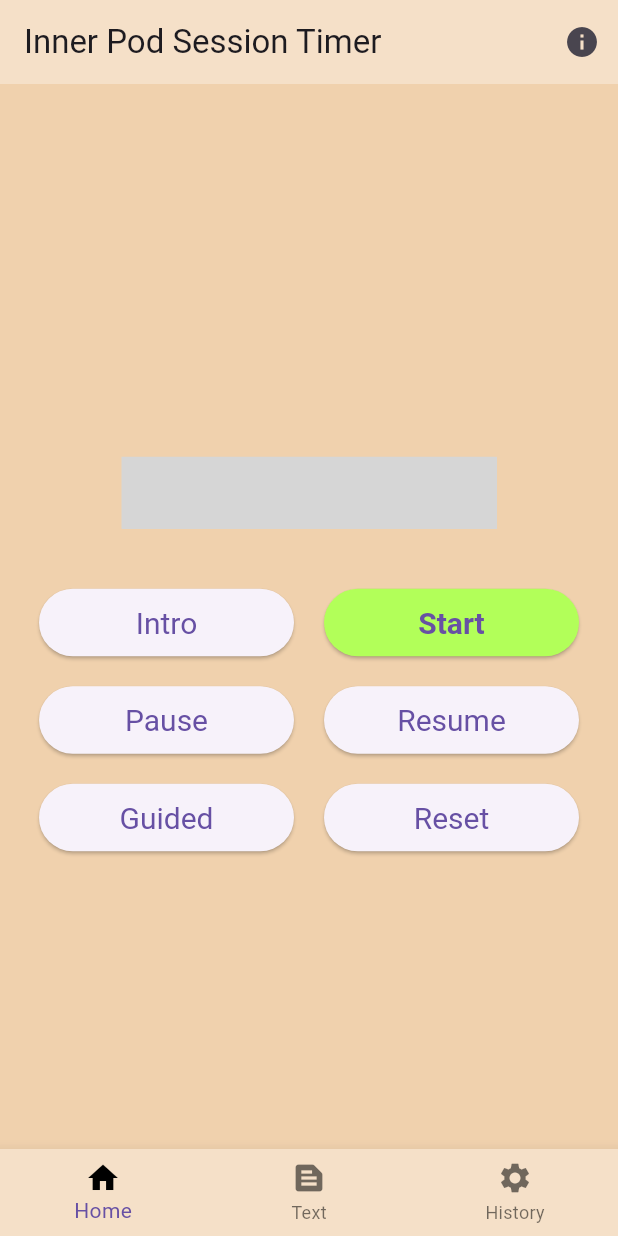
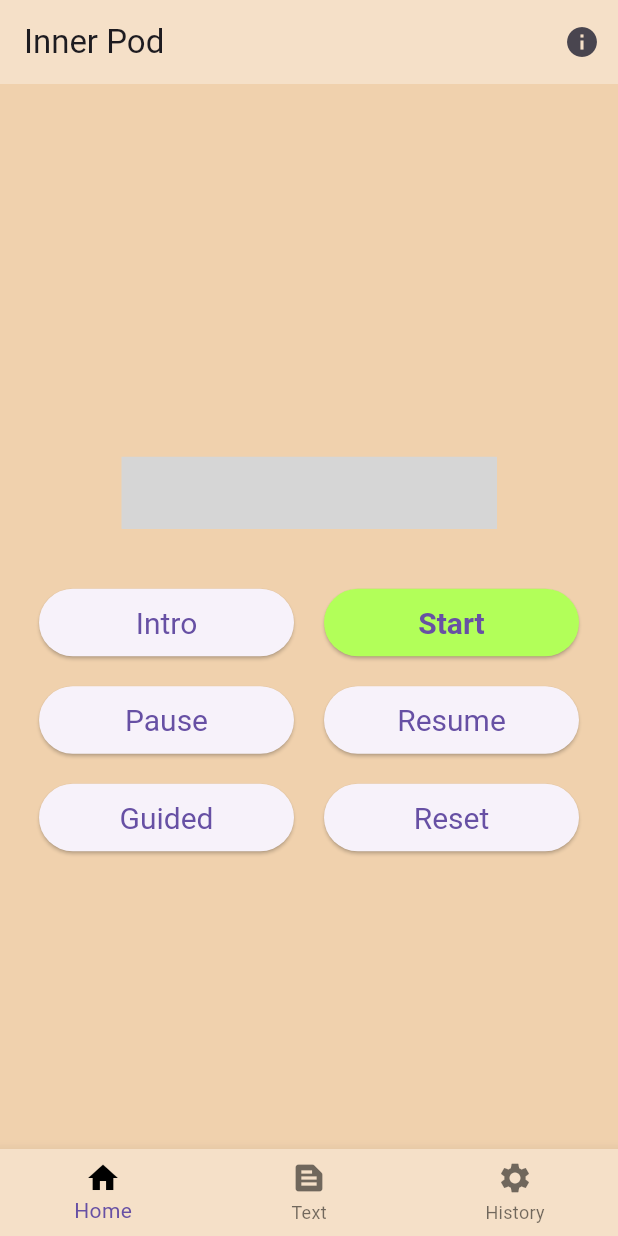
Before and after one commit to gjwgit/innerpod, a Flutter app: the screen it shows after launch, on a phone screen of 412 x 824 dp. Run offline on Flutter 3.47's test engine with Material 3 defaults, Android fonts, the phone set to English and light mode, and no system bars; our stand-ins replace audioplayers, wakelock_plus; missing offline and left inert: neon_circular_timer; grey boxes are pictures that could not be loaded.

Commit message:
Shorten App title.

```diff
--- a/lib/main.dart
+++ b/lib/main.dart
@@ -1,6 +1,6 @@
 /// Main program for the inner pod session timing and logging.
 //
-// Time-stamp: <Sunday 2024-02-04 11:25:34 +1100 Graham Williams>
+// Time-stamp: <Sunday 2024-02-04 11:28:34 +1100 Graham Williams>
 //
 /// Copyright (C) 2024, Togaware Pty Ltd
 ///
@@ -78,7 +78,7 @@ class InnerPod extends StatelessWidget {
     return Scaffold(
       backgroundColor: background,
       appBar: AppBar(
-        title: const Text('Inner Pod Session Timer'),
+        title: const Text('Inner Pod'),
         backgroundColor: border,
         actions: [
           IconButton(
```
